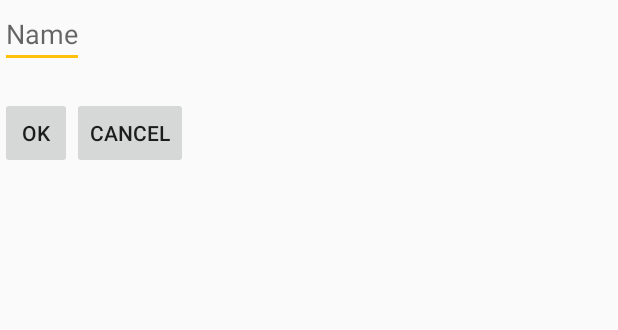
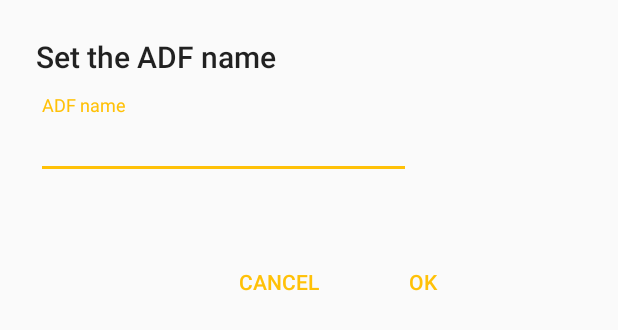
Before and after one commit to Billoxinogen18/Wally, an Android app: the layout set_name_dialog.xml on its own in the app's theme, with its tools: preview values and no code run, on a phone screen of 412 x 824 dp. Shown: the top 330 px of the screen. Run offline under Robolectric (Android 15) with nearby library versions, the light colour scheme and no system bars.

Commit message:
Fix ADf Name dialog

```diff
--- a/app/src/main/res/layout/set_name_dialog.xml
+++ b/app/src/main/res/layout/set_name_dialog.xml
@@ -1,45 +1,55 @@
-<RelativeLayout xmlns:android="http://schemas.android.com/apk/res/android"
+<LinearLayout xmlns:android="http://schemas.android.com/apk/res/android"
     android:id="@+id/RelativeLayout1"
-    android:layout_width="wrap_content"
-    android:layout_height="wrap_content"
-    android:orientation="vertical" >
+    android:layout_width="@dimen/adf_name_dialog_width"
+    android:layout_height="@dimen/adf_name_dialog_height"
+    android:orientation="vertical"
+    android:paddingLeft="24dp"
+    android:paddingRight="24dp"
+    android:paddingTop="24dp">
 
-    <Button
-        android:id="@+id/cancel"
-        style="?android:attr/buttonStyleSmall"
+    <TextView
+        android:id="@+id/tv_title"
+        style="@style/TextAppearance.AppCompat.Title"
         android:layout_width="wrap_content"
         android:layout_height="wrap_content"
-        android:layout_alignBaseline="@+id/ok"
-        android:layout_alignBottom="@+id/ok"
-        android:layout_toRightOf="@+id/ok"
-        android:text="@string/cancel" />
+        android:layout_marginBottom="12dp"
+        android:text="@string/set_name_dialog_title" />
 
-    <EditText
-        android:id="@+id/name"
+    <android.support.design.widget.TextInputLayout
         android:layout_width="wrap_content"
         android:layout_height="wrap_content"
-        android:layout_alignParentLeft="true"
-        android:layout_alignParentTop="true"
-        android:hint="@string/name"
-        android:inputType="textCapWords"
-        android:selectAllOnFocus="true" >
-    </EditText>
+        android:hint="@string/enter_adf_name">
 
-    <TextView
-        android:id="@+id/uuidDisplay"
+        <android.support.design.widget.TextInputEditText
+            android:id="@+id/et_adf_name"
+            android:layout_width="250dp"
+            android:layout_height="wrap_content"
+            android:inputType="textCapWords" />
+    </android.support.design.widget.TextInputLayout>
+
+    <LinearLayout
         android:layout_width="wrap_content"
-        android:layout_height="wrap_content"
-        android:layout_alignParentLeft="true"
-        android:layout_below="@+id/name"
-        android:fontFamily="sans-serif" />
+        android:layout_height="0dp"
+        android:layout_gravity="right"
+        android:layout_marginBottom="8dp"
+        android:layout_marginTop="16dp"
+        android:layout_weight="1"
+        android:gravity="bottom"
+        android:orientation="horizontal">
 
-    <Button
-        android:id="@+id/ok"
-        style="?android:attr/buttonStyleSmall"
-        android:layout_width="wrap_content"
-        android:layout_height="wrap_content"
-        android:layout_alignParentLeft="true"
-        android:layout_below="@+id/uuidDisplay"
-        android:text="@string/ok" />
+        <Button
+            android:id="@+id/btn_cancel"
+            style="@style/Widget.AppCompat.Button.Borderless.Colored"
+            android:layout_width="wrap_content"
+            android:layout_height="wrap_content"
+            android:text="@string/cancel" />
 
-</RelativeLayout>
+        <Button
+            android:id="@+id/btn_ok"
+            style="@style/Widget.AppCompat.Button.Borderless.Colored"
+            android:layout_width="wrap_content"
+            android:layout_height="wrap_content"
+            android:layout_marginLeft="8dp"
+            android:text="@string/ok" />
+    </LinearLayout>
+</LinearLayout>
--- a/app/src/main/res/values/dimens.xml
+++ b/app/src/main/res/values/dimens.xml
@@ -26,4 +26,7 @@
     <dimen name="picker_color_item_size">36dp</dimen>
     <dimen name="picker_color_item_margin">4dp</dimen>
     <dimen name="person_grid_width">120dp</dimen>
+
+    <dimen name="adf_name_dialog_width">350dp</dimen>
+    <dimen name="adf_name_dialog_height">220dp</dimen>
 </resources>
--- a/app/src/main/res/values/strings.xml
+++ b/app/src/main/res/values/strings.xml
@@ -71,7 +71,7 @@
     <string name="set_name_dialog_title">Set the ADF name</string>
     <string name="cancel">Cancel</string>
     <string name="save_adf">Save ADF</string>
-    <string name="name">Name</string>
+    <string name="enter_adf_name">ADF name</string>
     <string name="ok">OK</string>
     <string name="start_config">Start</string>
     <string name="manage_adfs">Manage ADFs</string>
```
Also changed, not shown: app/src/main/java/com/wally/wally/activities/ADFChooser.java (+7 -4 lines), app/src/main/java/com/wally/wally/adfCreator/AdfCreatorActivity.java (+10 -19 lines), app/src/main/java/com/wally/wally/adfCreator/SetAdfNameDialog.java (+54 -46 lines).
